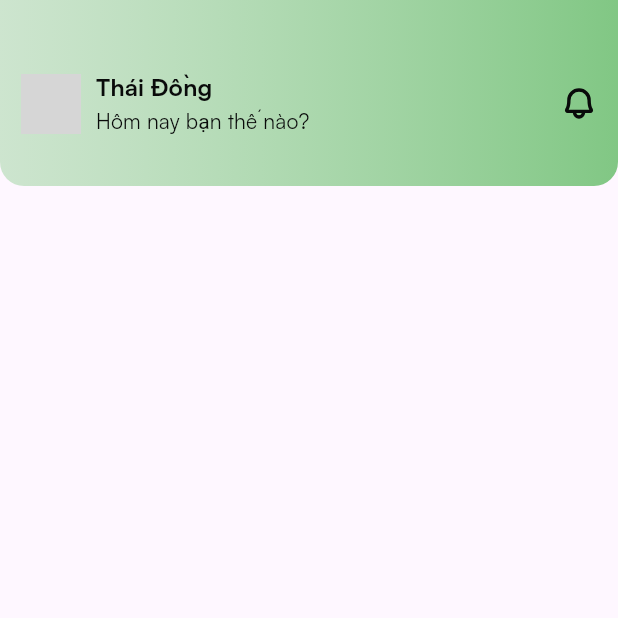
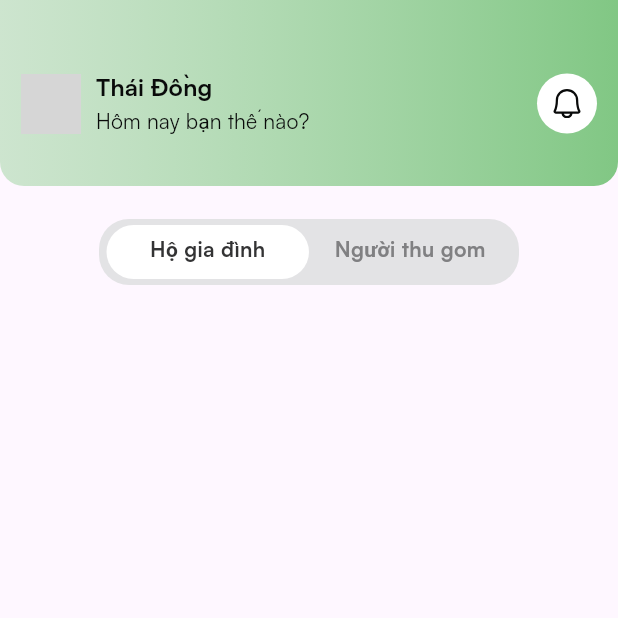
Before and after one commit to sparc-software-hust/waznet, a Flutter app: the screen it shows after launch, on a phone screen of 412 x 824 dp, the top half of it. Run offline on Flutter 3.47's test engine with Material 3 defaults, Android fonts, the phone set to English and light mode, and no system bars; our stand-ins replace bloc, dio, equatable, firebase_core, firebase_messaging, flutter_bloc and 3 more; accounts and stored records are empty; generated files the repository leaves out were written again; network calls fail; statements that could not run were skipped; grey boxes are pictures that could not be loaded.

Commit message:
improve(mobile): ui home screen

```diff
--- a/mobile/lib/features/home/view/home_screen.dart
+++ b/mobile/lib/features/home/view/home_screen.dart
@@ -5,12 +5,24 @@ import 'package:flutter/material.dart';
 import 'package:flutter_bloc/flutter_bloc.dart';
 import 'package:phosphor_flutter/phosphor_flutter.dart';
 
-class HomeScreen extends StatelessWidget {
+class HomeScreen extends StatefulWidget {
   const HomeScreen({super.key});
 
   @override
+  State<HomeScreen> createState() => _HomeScreenState();
+}
+
+class _HomeScreenState extends State<HomeScreen> {
+  final ColorConstants colorCons = ColorConstants();
+  bool isHousehold = true;
+
+  changeBar() {
+    setState(() {
+      isHousehold = !isHousehold;
+    });
+  }
+  @override
   Widget build(BuildContext context) {
-    final ColorConstants colorCons = ColorConstants();
     return Scaffold(
       body: SafeArea(
         child: BlocProvider(
@@ -29,7 +41,7 @@ class HomeScreen extends StatelessWidget {
                   padding: const EdgeInsets.symmetric(horizontal: 14, vertical: 16),
                   decoration: BoxDecoration(
                       gradient: LinearGradient(
-                    colors: [Color(0xFFA5D6A7).withOpacity(0.55), Color(0xFF81C784)],
+                    colors: [const Color(0xFFA5D6A7).withOpacity(0.55), const Color(0xFF81C784)],
                     begin: Alignment.centerLeft,
                     end: Alignment.centerRight,
                     ),
@@ -72,10 +84,19 @@ class HomeScreen extends StatelessWidget {
                               ),
                             ],
                           ),
-                          PhosphorIcon(PhosphorIcons.bold.bell,
-                              size: 24, color: colorCons.primaryBlack1),
+                          Container(
+                            height: 40,
+                            width: 40,
+                            decoration: const BoxDecoration(
+                              shape: BoxShape.circle,
+                              color: Colors.white,
+                            ),
+                            child: PhosphorIcon(PhosphorIcons.regular.bell,
+                                size: 24, color: colorCons.primaryBlack1),
+                          ),
                         ],
                       ),
+
                       // const SizedBox(height: 32),
                       // Container(
                       //   height: 100,
@@ -122,6 +143,7 @@ class HomeScreen extends StatelessWidget {
                     ],
                   ),
                 ),
+                BarWidget(isHousehold: isHousehold, changeBar: changeBar),
               ],
             ),
           ),
@@ -130,3 +152,89 @@ class HomeScreen extends StatelessWidget {
     );
   }
 }
+
+class BarWidget extends StatefulWidget {
+  const BarWidget({super.key, required this.isHousehold, required this.changeBar});
+  final bool isHousehold;
+  final Function changeBar;
+
+  @override
+  State<BarWidget> createState() => _BarWidgetState();
+}
+
+class _BarWidgetState extends State<BarWidget> {
+
+  @override
+  Widget build(BuildContext context) {
+    return Container(
+      margin: const EdgeInsets.symmetric(vertical: 12),
+      padding: const EdgeInsets.symmetric(vertical: 10),
+      child: Container(
+        height: 44,
+        width: 280,
+        decoration: const BoxDecoration(
+          borderRadius: BorderRadius.only(
+            topLeft: Radius.circular(20),
+            bottomLeft: Radius.circular(20),
+            topRight: Radius.circular(20),
+            bottomRight: Radius.circular(20),
+          ),
+          color: Color(0xFFE3E3E5)
+        ),
+        child: Row(
+          mainAxisAlignment: MainAxisAlignment.center,
+          children: [
+            ButtonBar(
+              onPressed: widget.changeBar,
+              isSelected: widget.isHousehold,
+              text: "Hộ gia đình"
+            ),
+            ButtonBar(
+              onPressed: widget.changeBar,
+              isSelected: !widget.isHousehold,
+              text: "Người thu gom"
+            ),
+          ],
+        ),
+      )
+    );
+  }
+}
+
+class ButtonBar extends StatelessWidget {
+  const ButtonBar({super.key, required this.onPressed, required this.isSelected, required this.text});
+  final Function onPressed;
+  final bool isSelected;
+  final String text;
+
+  @override
+  Widget build(BuildContext context) {
+    return Material(
+      color: Colors.transparent,
+      child: Container(
+        width: 135,
+        height: 36,
+        decoration: BoxDecoration(
+          borderRadius: isSelected ? const BorderRadius.only(
+            topLeft: Radius.circular(20),
+            bottomLeft: Radius.circular(20),
+            topRight: Radius.circular(20),
+            bottomRight: Radius.circular(20),
+          ) : null,
+          color: isSelected ? Colors.white : Colors.transparent
+        ),
+        padding: const EdgeInsets.symmetric(horizontal: 10, vertical: 6),
+        child: InkWell(
+          onTap: () => onPressed(),
+          child: Text(text,
+            textAlign: TextAlign.center,
+            style: TextStyle(
+            color: isSelected ? const Color(0xFF333334) : const Color(0xFF808082),
+            fontSize: 14,
+            fontWeight: FontWeight.w600
+          ))
+        )
+      )
+    );
+  }
+}
--- a/mobile/pubspec.yaml
+++ b/mobile/pubspec.yaml
@@ -42,6 +42,7 @@ dependencies:
   equatable: ^2.0.5
   provider: ^6.1.2
   flutter_spinkit: ^5.2.1
+  # google_nav_bar: ^5.0.7
 
 dev_dependencies:
   flutter_test:
```
